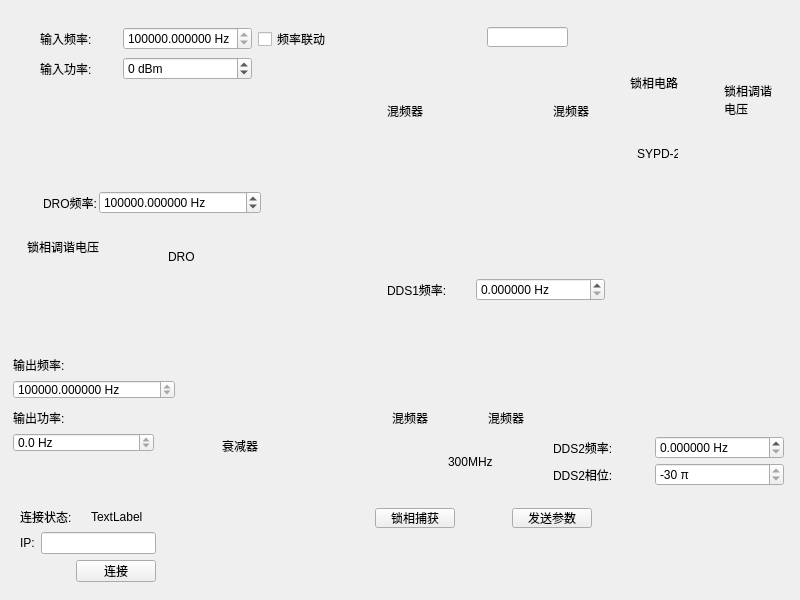
The window that newwidget.ui (GrammerT/radio_ctrl) describes before a commit, drawn with Qt 5.
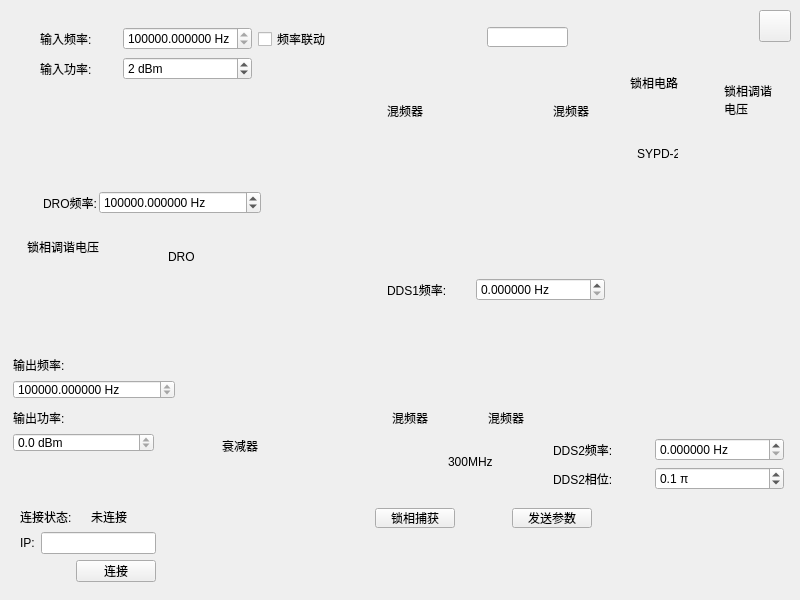
The same window after the commit.

The edit to the form file:
```diff
--- a/newwidget.ui
+++ b/newwidget.ui
@@ -243,7 +243,7 @@
      <x>553</x>
      <y>434</y>
      <width>231</width>
-     <height>54</height>
+     <height>61</height>
     </rect>
    </property>
    <layout class="QGridLayout" name="gridLayout_2">
@@ -257,25 +257,6 @@
       </property>
      </widget>
     </item>
-    <item row="1" column="1">
-     <widget class="QSpinBox" name="m_pSpinBoxDDS1Phase">
-      <property name="sizePolicy">
-       <sizepolicy hsizetype="Preferred" vsizetype="Fixed">
-        <horstretch>0</horstretch>
-        <verstretch>0</verstretch>
-       </sizepolicy>
-      </property>
-      <property name="suffix">
-       <string> π</string>
-      </property>
-      <property name="minimum">
-       <number>-30</number>
-      </property>
-      <property name="maximum">
-       <number>-30</number>
-      </property>
-     </widget>
-    </item>
     <item row="0" column="0">
      <widget class="QLabel" name="label_16">
       <property name="text">
@@ -305,6 +286,34 @@
       </property>
      </widget>
     </item>
+    <item row="1" column="1">
+     <widget class="QDoubleSpinBox" name="m_pSpinBoxDDS2Phase">
+      <property name="sizePolicy">
+       <sizepolicy hsizetype="Preferred" vsizetype="Fixed">
+        <horstretch>0</horstretch>
+        <verstretch>0</verstretch>
+       </sizepolicy>
+      </property>
+      <property name="suffix">
+       <string> π</string>
+      </property>
+      <property name="decimals">
+       <number>1</number>
+      </property>
+      <property name="minimum">
+       <double>-20.000000000000000</double>
+      </property>
+      <property name="maximum">
+       <double>80.000000000000000</double>
+      </property>
+      <property name="singleStep">
+       <double>0.100000000000000</double>
+      </property>
+      <property name="value">
+       <double>0.100000000000000</double>
+      </property>
+     </widget>
+    </item>
    </layout>
   </widget>
   <widget class="QPushButton" name="m_pBtnPhaseLock">
@@ -427,6 +436,9 @@
       <property name="maximum">
        <number>30</number>
       </property>
+      <property name="value">
+       <number>2</number>
+      </property>
      </widget>
     </item>
    </layout>
@@ -506,7 +518,7 @@
       <item>
        <widget class="QLabel" name="m_pLabelWifiState">
         <property name="text">
-         <string>TextLabel</string>
+         <string>未连接</string>
         </property>
        </widget>
       </item>
@@ -637,7 +649,7 @@
        <bool>true</bool>
       </property>
       <property name="suffix">
-       <string> Hz</string>
+       <string> dBm</string>
       </property>
       <property name="decimals">
        <number>1</number>
@@ -655,6 +667,35 @@
     </item>
    </layout>
   </widget>
+  <widget class="QPushButton" name="m_pBtnHelp">
+   <property name="geometry">
+    <rect>
+     <x>759</x>
+     <y>10</y>
+     <width>32</width>
+     <height>32</height>
+    </rect>
+   </property>
+   <property name="text">
+    <string/>
+   </property>
+  </widget>
+  <widget class="QLabel" name="m_pStateBar">
+   <property name="geometry">
+    <rect>
+     <x>547</x>
+     <y>564</y>
+     <width>241</width>
+     <height>20</height>
+    </rect>
+   </property>
+   <property name="text">
+    <string/>
+   </property>
+   <property name="alignment">
+    <set>Qt::AlignRight|Qt::AlignTrailing|Qt::AlignVCenter</set>
+   </property>
+  </widget>
  </widget>
  <resources/>
  <connections/>
```
Left out of the diff: 2 changed lines with no effect on the pictures.
